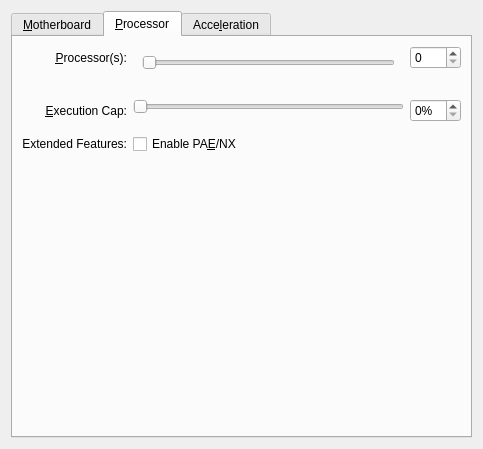
This is vbox/src/VBox/Frontends/VirtualBox/src/settings/machine/UIMachineSettingsSystem.ui in jljuxgm/vboxgit as Qt 5 draws it before an edit. The edited form follows.
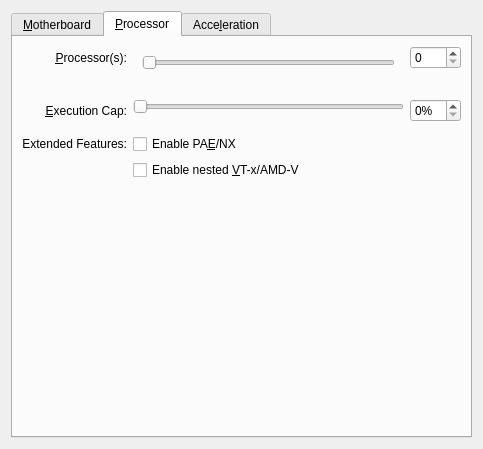
This is the edited form. The open tabs and pages were chosen to show the change. Icons and pictures are not drawn. Custom widgets are drawn as their Qt base class.

Diff of the .ui file:
```diff
--- a/vbox/src/VBox/Frontends/VirtualBox/src/settings/machine/UIMachineSettingsSystem.ui
+++ b/vbox/src/VBox/Frontends/VirtualBox/src/settings/machine/UIMachineSettingsSystem.ui
@@ -510,7 +510,17 @@
          </property>
         </widget>
        </item>
-       <item row="5" column="0" colspan="3">
+       <item row="5" column="1" colspan="2">
+        <widget class="QCheckBox" name="m_pCheckBoxNestedVirtualization">
+         <property name="whatsThis">
+          <string>When checked, the nested hardware virtualization CPU feature will be exposed to the virtual machine.</string>
+         </property>
+         <property name="text">
+          <string>Enable nested &amp;VT-x/AMD-V</string>
+         </property>
+        </widget>
+       </item>
+       <item row="6" column="0" colspan="3">
         <spacer name="m_pSpacerVertical3">
          <property name="orientation">
           <enum>Qt::Vertical</enum>
```
